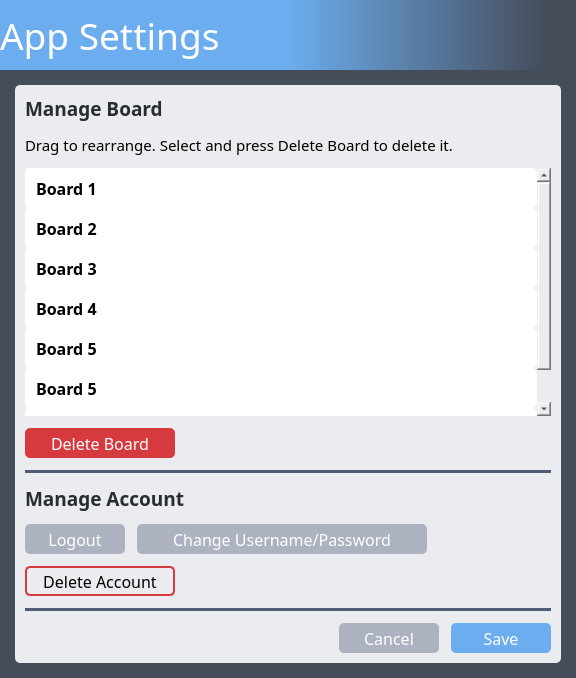
Qt form src/ui/app_settings.ui (dulapahv/Kanbaru) before a commit.
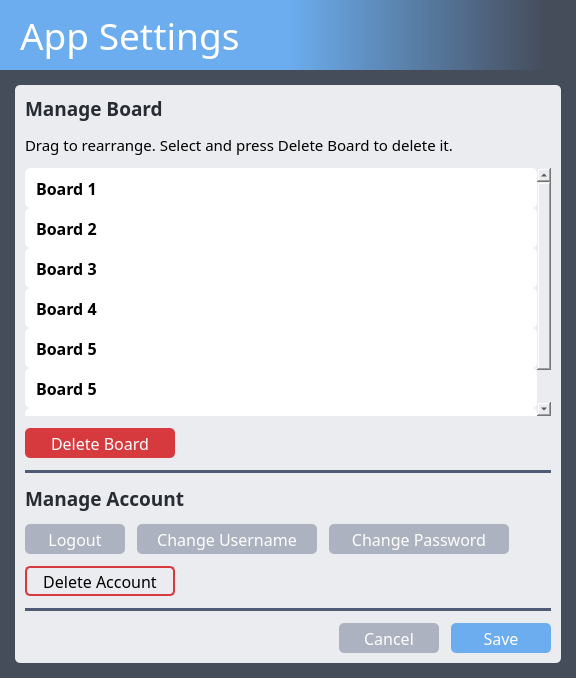
The same form after that commit.

```diff
--- a/src/ui/app_settings.ui
+++ b/src/ui/app_settings.ui
@@ -49,7 +49,8 @@
       </property>
       <property name="styleSheet">
        <string notr="true">background-color: qlineargradient(spread:pad, x1:0.5, y1:0.5, x2:0.95, y2:0.5, stop:0 rgba(107, 173, 238, 255), stop:1 rgba(69, 76, 90, 255));
-color: #ffffff;</string>
+color: #ffffff;
+padding: 0px 0px 0px 10px;</string>
       </property>
       <property name="text">
        <string>App Settings</string>
@@ -346,7 +347,7 @@
                   </property>
                   <property name="minimumSize">
                    <size>
-                    <width>290</width>
+                    <width>180</width>
                     <height>30</height>
                    </size>
                   </property>
@@ -364,7 +365,39 @@
 QPushButton:hover {background-color: #7e828c;}</string>
                   </property>
                   <property name="text">
-                   <string>Change Username/Password</string>
+                   <string>Change Username</string>
+                  </property>
+                 </widget>
+                </item>
+                <item>
+                 <widget class="QPushButton" name="pushButton_9">
+                  <property name="sizePolicy">
+                   <sizepolicy hsizetype="Fixed" vsizetype="Fixed">
+                    <horstretch>0</horstretch>
+                    <verstretch>0</verstretch>
+                   </sizepolicy>
+                  </property>
+                  <property name="minimumSize">
+                   <size>
+                    <width>180</width>
+                    <height>30</height>
+                   </size>
+                  </property>
+                  <property name="font">
+                   <font>
+                    <family>Torus Pro</family>
+                    <pointsize>12</pointsize>
+                   </font>
+                  </property>
+                  <property name="cursor">
+                   <cursorShape>PointingHandCursor</cursorShape>
+                  </property>
+                  <property name="styleSheet">
+                   <string notr="true">QPushButton {background-color: #acb2bf; color: #ffffff; border-radius: 5px}
+QPushButton:hover {background-color: #7e828c;}</string>
+                  </property>
+                  <property name="text">
+                   <string>Change Password</string>
                   </property>
                  </widget>
                 </item>
```
